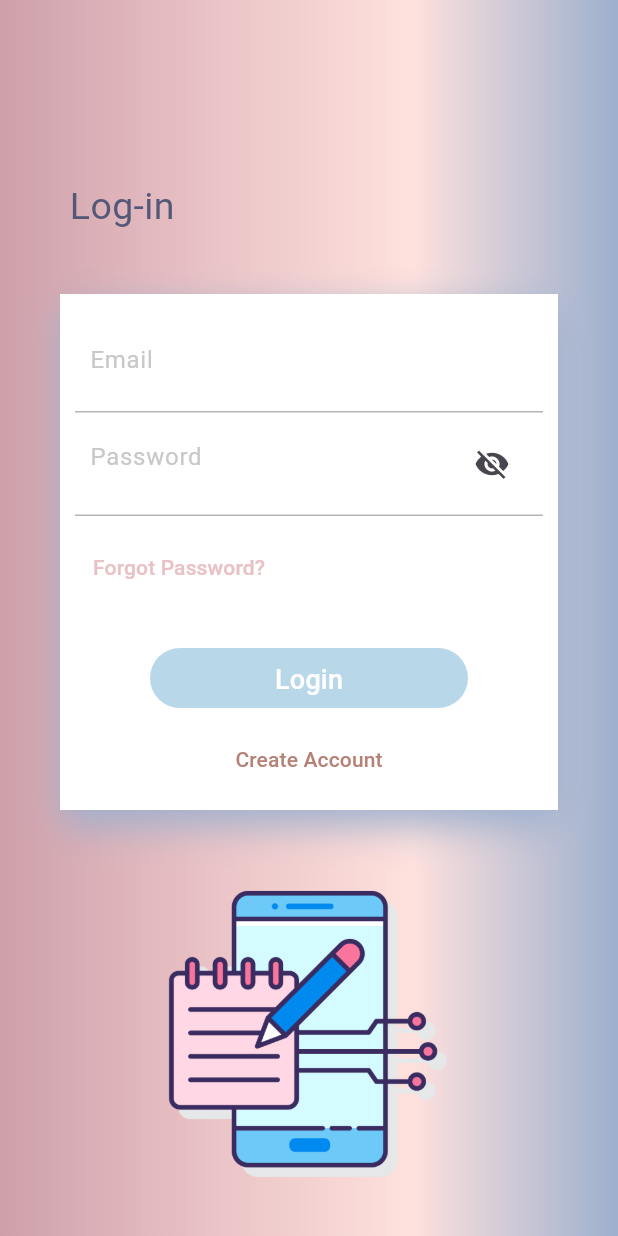
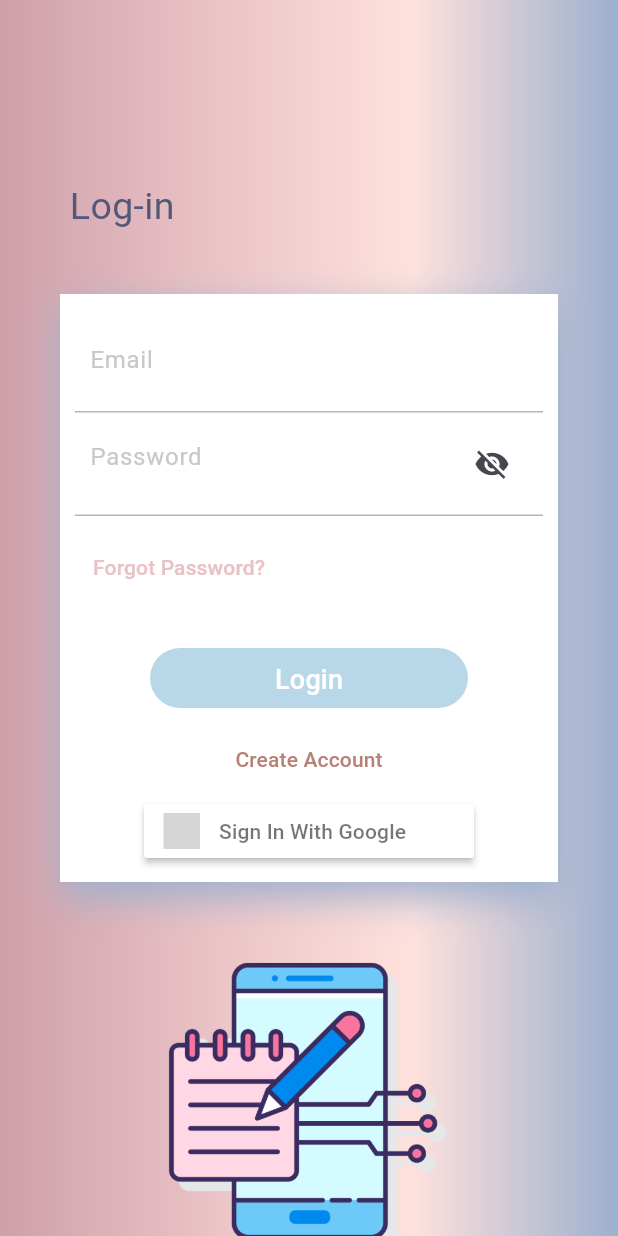
Before and after one commit to iremerdgn9/kisisel_asistan, a Flutter app: the screen it shows after launch, on a phone screen of 412 x 824 dp. Run offline on Flutter 3.47's test engine with Material 3 defaults, Android fonts, the phone set to English and light mode, and no system bars; drawn by our look-alikes of sign_in_button; our stand-ins replace cloud_firestore, dio, firebase_auth, firebase_core, geocoding, geolocator; accounts and stored records are empty; grey boxes are pictures that could not be loaded.

Commit message:
bug fixed

```diff
--- a/lib/auth/logIn.dart
+++ b/lib/auth/logIn.dart
@@ -2,8 +2,10 @@ import 'package:cloud_firestore/cloud_firestore.dart';
 import 'package:flutter/material.dart';
 import 'package:firebase_core/firebase_core.dart';
 import 'package:firebase_auth/firebase_auth.dart';
+import 'package:kisisel_asistan/auth/googleSignIn.dart';
 import 'package:kisisel_asistan/auth/signUp.dart';
 import 'package:kisisel_asistan/dashboard.dart';
+import 'package:sign_in_button/sign_in_button.dart';
 
 
 class LogIn extends StatefulWidget {
@@ -41,16 +43,14 @@ class _LogInState extends State<LogIn> {
   }
 
   bool _isPasswordVisible = false;
+  TextEditingController _emailController = TextEditingController();
+  TextEditingController _passwordController = TextEditingController();
 
   @override
   Widget build(BuildContext context) {
-   TextEditingController _emailController = TextEditingController();
-   TextEditingController _passwordController = TextEditingController();
-
     final width = MediaQuery.of(context).size.width;
     return Scaffold(
       resizeToAvoidBottomInset: false,
-
       body: SingleChildScrollView(
         child: Container(
           width: double.infinity,
@@ -117,6 +117,7 @@ class _LogInState extends State<LogIn> {
                             ),
                             child: TextFormField(
                               controller: _passwordController,
+                              keyboardType: TextInputType.emailAddress,
                               obscureText: !_isPasswordVisible,
                               decoration: InputDecoration(
                                 border: InputBorder.none,
@@ -191,6 +192,18 @@ class _LogInState extends State<LogIn> {
                                 ),),
                             ],
                           ),
+                          Row(
+                            mainAxisAlignment: MainAxisAlignment.center,
+                            children: [
+                              SignInButton(
+                                Buttons.google,
+                                text:"Sign In With Google" ,
+                                onPressed: () async {
+                                  Navigator.of(context).pushReplacement(MaterialPageRoute(builder: (context)=> const GoogleSignIn()));
+                                  },
+                                ),
+                            ],
+                          ),
                         ],
                       ),
                     ),
```
Lines whose indentation alone changed are shown as unchanged.
